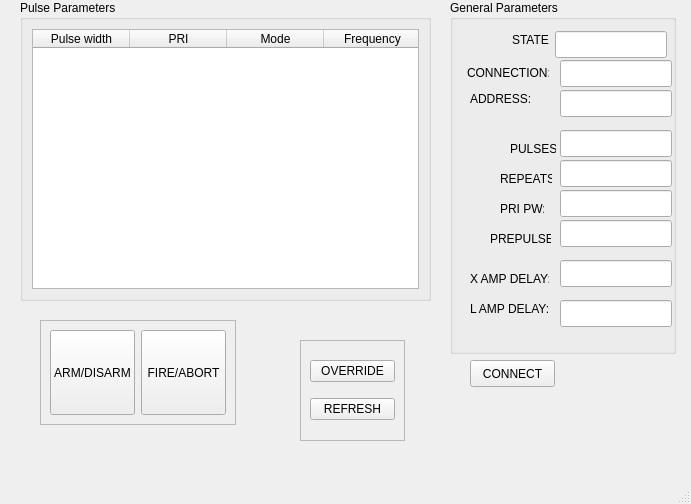
Before: the Qt Designer form controller_gui.ui in nextrad/tcu_software, drawn with Qt 5.
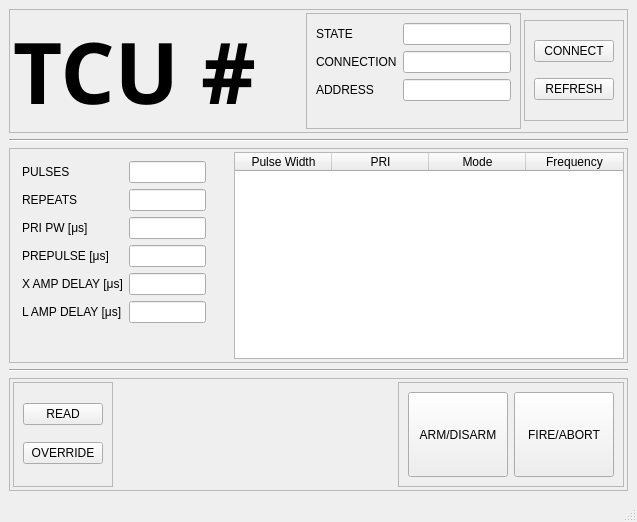
After: the same form once the commit is applied.

What changed in the file:
```diff
--- a/controller_gui.ui
+++ b/controller_gui.ui
@@ -6,282 +6,468 @@
    <rect>
     <x>0</x>
     <y>0</y>
-    <width>691</width>
-    <height>504</height>
+    <width>637</width>
+    <height>522</height>
    </rect>
   </property>
   <property name="windowTitle">
    <string>MainWindow</string>
   </property>
+  <property name="autoFillBackground">
+   <bool>false</bool>
+  </property>
   <widget class="QWidget" name="centralwidget">
-   <widget class="QGroupBox" name="groupBox">
-    <property name="geometry">
-     <rect>
-      <x>450</x>
-      <y>0</y>
-      <width>226</width>
-      <height>354</height>
-     </rect>
+   <layout class="QGridLayout" name="gridLayout_3">
+    <item row="4" column="0">
+     <widget class="QFrame" name="frame_6">
+      <property name="frameShape">
+       <enum>QFrame::StyledPanel</enum>
+      </property>
+      <property name="frameShadow">
+       <enum>QFrame::Raised</enum>
+      </property>
+      <layout class="QHBoxLayout" name="horizontalLayout_2">
+       <property name="spacing">
+        <number>3</number>
+       </property>
+       <property name="leftMargin">
+        <number>3</number>
+       </property>
+       <property name="topMargin">
+        <number>3</number>
+       </property>
+       <property name="rightMargin">
+        <number>3</number>
+       </property>
+       <property name="bottomMargin">
+        <number>3</number>
+       </property>
+       <item>
+        <widget class="QFrame" name="frame_5">
+         <property name="frameShape">
+          <enum>QFrame::StyledPanel</enum>
+         </property>
+         <property name="frameShadow">
+          <enum>QFrame::Raised</enum>
+         </property>
+         <layout class="QGridLayout" name="gridLayout_2">
+          <item row="0" column="0">
+           <widget class="QPushButton" name="but_read">
+            <property name="text">
+             <string>READ</string>
+            </property>
+           </widget>
+          </item>
+          <item row="1" column="0">
+           <widget class="QPushButton" name="but_override">
+            <property name="text">
+             <string>OVERRIDE</string>
+            </property>
+           </widget>
+          </item>
+         </layout>
+        </widget>
+       </item>
+       <item>
+        <spacer name="horizontalSpacer_2">
+         <property name="orientation">
+          <enum>Qt::Horizontal</enum>
+         </property>
+         <property name="sizeHint" stdset="0">
+          <size>
+           <width>271</width>
+           <height>20</height>
+          </size>
+         </property>
+        </spacer>
+       </item>
+       <item>
+        <widget class="QFrame" name="frame_2">
+         <property name="frameShape">
+          <enum>QFrame::StyledPanel</enum>
+         </property>
+         <property name="frameShadow">
+          <enum>QFrame::Raised</enum>
+         </property>
+         <layout class="QGridLayout" name="gridLayout">
+          <item row="0" column="0">
+           <widget class="QPushButton" name="but_arm_disarm">
+            <property name="sizePolicy">
+             <sizepolicy hsizetype="Fixed" vsizetype="Fixed">
+              <horstretch>0</horstretch>
+              <verstretch>0</verstretch>
+             </sizepolicy>
+            </property>
+            <property name="minimumSize">
+             <size>
+              <width>100</width>
+              <height>85</height>
+             </size>
     </property>
     <property name="maximumSize">
      <size>
-      <width>226</width>
+              <width>85</width>
       <height>16777215</height>
      </size>
     </property>
-    <property name="title">
-     <string>General Parameters</string>
-    </property>
+            <property name="text">
+             <string>ARM/DISARM</string>
+            </property>
+           </widget>
+          </item>
+          <item row="0" column="1">
+           <widget class="QPushButton" name="but_fire_abort">
+            <property name="sizePolicy">
+             <sizepolicy hsizetype="Fixed" vsizetype="Fixed">
+              <horstretch>0</horstretch>
+              <verstretch>0</verstretch>
+             </sizepolicy>
+            </property>
+            <property name="minimumSize">
+             <size>
+              <width>100</width>
+              <height>85</height>
+             </size>
+            </property>
+            <property name="autoFillBackground">
+             <bool>false</bool>
+            </property>
+            <property name="text">
+             <string>FIRE/ABORT</string>
+            </property>
+           </widget>
+          </item>
+         </layout>
+        </widget>
+       </item>
+      </layout>
+     </widget>
+    </item>
+    <item row="1" column="0">
+     <widget class="Line" name="line">
+      <property name="orientation">
+       <enum>Qt::Horizontal</enum>
+      </property>
+     </widget>
+    </item>
+    <item row="0" column="0">
+     <widget class="QFrame" name="frame_7">
+      <property name="frameShape">
+       <enum>QFrame::StyledPanel</enum>
+      </property>
+      <property name="frameShadow">
+       <enum>QFrame::Raised</enum>
+      </property>
+      <layout class="QHBoxLayout" name="horizontalLayout_3">
+       <property name="spacing">
+        <number>3</number>
+       </property>
+       <property name="leftMargin">
+        <number>3</number>
+       </property>
+       <property name="topMargin">
+        <number>3</number>
+       </property>
+       <property name="rightMargin">
+        <number>3</number>
+       </property>
+       <property name="bottomMargin">
+        <number>3</number>
+       </property>
+       <item>
+        <widget class="QLabel" name="label_2">
+         <property name="font">
+          <font>
+           <family>Courier 10 Pitch</family>
+           <pointsize>64</pointsize>
+           <weight>75</weight>
+           <bold>true</bold>
+          </font>
+         </property>
+         <property name="text">
+          <string>TCU #</string>
+         </property>
+        </widget>
+       </item>
+       <item>
+        <spacer name="horizontalSpacer_3">
+         <property name="orientation">
+          <enum>Qt::Horizontal</enum>
+         </property>
+         <property name="sizeHint" stdset="0">
+          <size>
+           <width>40</width>
+           <height>20</height>
+          </size>
+         </property>
+        </spacer>
+       </item>
+       <item>
+        <widget class="QFrame" name="frame_3">
+         <property name="frameShape">
+          <enum>QFrame::StyledPanel</enum>
+         </property>
+         <property name="frameShadow">
+          <enum>QFrame::Raised</enum>
+         </property>
+         <layout class="QFormLayout" name="formLayout_2">
+          <item row="0" column="0">
     <widget class="QLabel" name="label">
-     <property name="geometry">
-      <rect>
-       <x>62</x>
-       <y>31</y>
-       <width>37</width>
-       <height>17</height>
-      </rect>
-     </property>
      <property name="text">
-      <string>STATE:</string>
-     </property>
-    </widget>
+             <string>STATE</string>
+            </property>
+           </widget>
+          </item>
+          <item row="0" column="1">
     <widget class="QLineEdit" name="txt_state">
-     <property name="geometry">
-      <rect>
-       <x>105</x>
-       <y>31</y>
-       <width>112</width>
-       <height>27</height>
-      </rect>
-     </property>
      <property name="readOnly">
       <bool>true</bool>
      </property>
     </widget>
-    <widget class="QLabel" name="label_16">
-     <property name="geometry">
-      <rect>
-       <x>17</x>
-       <y>64</y>
-       <width>82</width>
-       <height>17</height>
-      </rect>
-     </property>
-     <property name="text">
-      <string>CONNECTION:</string>
-     </property>
-    </widget>
+          </item>
+          <item row="1" column="1">
     <widget class="QLineEdit" name="txt_connection">
-     <property name="geometry">
-      <rect>
-       <x>110</x>
-       <y>60</y>
-       <width>112</width>
-       <height>27</height>
-      </rect>
-     </property>
+            <property name="readOnly">
+             <bool>true</bool>
+            </property>
+           </widget>
+          </item>
+          <item row="2" column="0">
+           <widget class="QLabel" name="label_17">
+            <property name="text">
+             <string>ADDRESS</string>
+            </property>
+           </widget>
+          </item>
+          <item row="2" column="1">
+           <widget class="QLineEdit" name="txt_ipaddress">
      <property name="readOnly">
       <bool>true</bool>
      </property>
     </widget>
+          </item>
+          <item row="1" column="0">
+           <widget class="QLabel" name="label_16">
+            <property name="text">
+             <string>CONNECTION</string>
+            </property>
+           </widget>
+          </item>
+         </layout>
+        </widget>
+       </item>
+       <item>
+        <widget class="QFrame" name="frame">
+         <property name="maximumSize">
+          <size>
+           <width>105</width>
+           <height>101</height>
+          </size>
+         </property>
+         <property name="frameShape">
+          <enum>QFrame::StyledPanel</enum>
+         </property>
+         <property name="frameShadow">
+          <enum>QFrame::Raised</enum>
+         </property>
+         <layout class="QVBoxLayout" name="verticalLayout">
+          <item>
+           <widget class="QPushButton" name="but_connect">
+            <property name="text">
+             <string>CONNECT</string>
+            </property>
+           </widget>
+          </item>
+          <item>
+           <widget class="QPushButton" name="but_refresh">
+            <property name="text">
+             <string>REFRESH</string>
+            </property>
+           </widget>
+          </item>
+         </layout>
+        </widget>
+       </item>
+      </layout>
+     </widget>
+    </item>
+    <item row="2" column="0">
+     <widget class="QFrame" name="frame_4">
+      <property name="frameShape">
+       <enum>QFrame::StyledPanel</enum>
+      </property>
+      <property name="frameShadow">
+       <enum>QFrame::Raised</enum>
+      </property>
+      <layout class="QHBoxLayout" name="horizontalLayout">
+       <property name="spacing">
+        <number>3</number>
+       </property>
+       <property name="leftMargin">
+        <number>3</number>
+       </property>
+       <property name="topMargin">
+        <number>3</number>
+       </property>
+       <property name="rightMargin">
+        <number>3</number>
+       </property>
+       <property name="bottomMargin">
+        <number>3</number>
+       </property>
+       <item>
+        <widget class="QFrame" name="frame">
+         <property name="maximumSize">
+          <size>
+           <width>226</width>
+           <height>16777215</height>
+          </size>
+         </property>
+         <layout class="QFormLayout" name="formLayout">
+          <item row="0" column="0">
     <widget class="QLabel" name="label_4">
-     <property name="geometry">
-      <rect>
-       <x>60</x>
-       <y>140</y>
-       <width>46</width>
-       <height>17</height>
-      </rect>
-     </property>
      <property name="text">
-      <string>PULSES:</string>
-     </property>
-    </widget>
+             <string>PULSES</string>
+            </property>
+           </widget>
+          </item>
+          <item row="0" column="1">
     <widget class="QLineEdit" name="txt_pulses">
-     <property name="geometry">
-      <rect>
-       <x>110</x>
-       <y>130</y>
-       <width>112</width>
-       <height>27</height>
-      </rect>
+            <property name="minimumSize">
+             <size>
+              <width>55</width>
+              <height>0</height>
+             </size>
      </property>
      <property name="readOnly">
       <bool>true</bool>
      </property>
     </widget>
+          </item>
+          <item row="1" column="0">
     <widget class="QLabel" name="label_6">
-     <property name="geometry">
-      <rect>
-       <x>50</x>
-       <y>170</y>
-       <width>52</width>
-       <height>17</height>
-      </rect>
-     </property>
      <property name="text">
-      <string>REPEATS:</string>
-     </property>
-    </widget>
+             <string>REPEATS</string>
+            </property>
+           </widget>
+          </item>
+          <item row="1" column="1">
     <widget class="QLineEdit" name="txt_repeats">
-     <property name="geometry">
-      <rect>
-       <x>110</x>
-       <y>160</y>
-       <width>112</width>
-       <height>27</height>
-      </rect>
+            <property name="minimumSize">
+             <size>
+              <width>55</width>
+              <height>0</height>
+             </size>
      </property>
      <property name="readOnly">
       <bool>true</bool>
      </property>
     </widget>
+          </item>
+          <item row="2" column="0">
     <widget class="QLabel" name="label_8">
-     <property name="geometry">
-      <rect>
-       <x>50</x>
-       <y>200</y>
-       <width>44</width>
-       <height>17</height>
-      </rect>
-     </property>
      <property name="text">
-      <string>PRI PW:</string>
-     </property>
-    </widget>
+             <string>PRI PW [μs]</string>
+            </property>
+           </widget>
+          </item>
+          <item row="2" column="1">
     <widget class="QLineEdit" name="txt_pri_pw">
-     <property name="geometry">
-      <rect>
-       <x>110</x>
-       <y>190</y>
-       <width>112</width>
-       <height>27</height>
-      </rect>
+            <property name="minimumSize">
+             <size>
+              <width>55</width>
+              <height>0</height>
+             </size>
      </property>
      <property name="readOnly">
       <bool>true</bool>
      </property>
     </widget>
+          </item>
+          <item row="3" column="0">
     <widget class="QLabel" name="label_10">
-     <property name="geometry">
-      <rect>
-       <x>40</x>
-       <y>230</y>
-       <width>61</width>
-       <height>17</height>
-      </rect>
-     </property>
      <property name="text">
-      <string>PREPULSE:</string>
-     </property>
-    </widget>
+             <string>PREPULSE [μs]</string>
+            </property>
+           </widget>
+          </item>
+          <item row="3" column="1">
     <widget class="QLineEdit" name="txt_prepulse">
-     <property name="geometry">
-      <rect>
-       <x>110</x>
-       <y>220</y>
-       <width>112</width>
-       <height>27</height>
-      </rect>
+            <property name="minimumSize">
+             <size>
+              <width>55</width>
+              <height>0</height>
+             </size>
      </property>
      <property name="readOnly">
       <bool>true</bool>
      </property>
     </widget>
+          </item>
+          <item row="4" column="0">
     <widget class="QLabel" name="label_12">
-     <property name="geometry">
-      <rect>
-       <x>20</x>
-       <y>270</y>
-       <width>79</width>
-       <height>17</height>
-      </rect>
-     </property>
      <property name="text">
-      <string>X AMP DELAY:</string>
-     </property>
-    </widget>
+             <string>X AMP DELAY [μs]</string>
+            </property>
+           </widget>
+          </item>
+          <item row="4" column="1">
     <widget class="QLineEdit" name="txt_x_amp_delay">
-     <property name="geometry">
-      <rect>
-       <x>110</x>
-       <y>260</y>
-       <width>112</width>
-       <height>27</height>
-      </rect>
+            <property name="minimumSize">
+             <size>
+              <width>55</width>
+              <height>0</height>
+             </size>
      </property>
      <property name="readOnly">
       <bool>true</bool>
      </property>
     </widget>
-    <widget class="QLineEdit" name="txt_l_amp_delay">
-     <property name="geometry">
-      <rect>
-       <x>110</x>
-       <y>300</y>
-       <width>112</width>
-       <height>27</height>
-      </rect>
-     </property>
-     <property name="readOnly">
-      <bool>true</bool>
-     </property>
-    </widget>
+          </item>
+          <item row="5" column="0">
     <widget class="QLabel" name="label_14">
-     <property name="geometry">
-      <rect>
-       <x>20</x>
-       <y>300</y>
-       <width>78</width>
-       <height>17</height>
-      </rect>
-     </property>
      <property name="text">
-      <string>L AMP DELAY:</string>
-     </property>
-    </widget>
-    <widget class="QLineEdit" name="txt_ipaddress">
-     <property name="geometry">
-      <rect>
-       <x>110</x>
-       <y>90</y>
-       <width>112</width>
-       <height>27</height>
-      </rect>
+             <string>L AMP DELAY [μs]</string>
+            </property>
+           </widget>
+          </item>
+          <item row="5" column="1">
+           <widget class="QLineEdit" name="txt_l_amp_delay">
+            <property name="minimumSize">
+             <size>
+              <width>55</width>
+              <height>0</height>
+             </size>
      </property>
      <property name="readOnly">
       <bool>true</bool>
      </property>
     </widget>
-    <widget class="QLabel" name="label_17">
-     <property name="geometry">
-      <rect>
-       <x>20</x>
-       <y>90</y>
-       <width>82</width>
-       <height>17</height>
-      </rect>
-     </property>
-     <property name="text">
-      <string>ADDRESS:</string>
-     </property>
-    </widget>
-   </widget>
-   <widget class="QGroupBox" name="groupBox_2">
-    <property name="geometry">
-     <rect>
-      <x>20</x>
-      <y>0</y>
-      <width>411</width>
-      <height>301</height>
-     </rect>
-    </property>
-    <property name="title">
-     <string>Pulse Parameters</string>
-    </property>
-    <layout class="QHBoxLayout" name="horizontalLayout">
+          </item>
+         </layout>
+        </widget>
+       </item>
+       <item>
+        <spacer name="horizontalSpacer">
+         <property name="orientation">
+          <enum>Qt::Horizontal</enum>
+         </property>
+         <property name="sizeHint" stdset="0">
+          <size>
+           <width>40</width>
+           <height>20</height>
+          </size>
+         </property>
+        </spacer>
+       </item>
      <item>
       <widget class="QTableWidget" name="table_pulse_params">
+         <property name="minimumSize">
+          <size>
+           <width>390</width>
+           <height>0</height>
+          </size>
+         </property>
        <property name="horizontalScrollBarPolicy">
         <enum>Qt::ScrollBarAlwaysOff</enum>
        </property>
@@ -302,7 +488,7 @@
        </attribute>
        <column>
         <property name="text">
-         <string>Pulse width</string>
+           <string>Pulse Width</string>
         </property>
        </column>
        <column>
@@ -324,144 +510,15 @@
      </item>
     </layout>
    </widget>
-   <widget class="QFrame" name="frame">
-    <property name="geometry">
-     <rect>
-      <x>300</x>
-      <y>340</y>
-      <width>105</width>
-      <height>101</height>
-     </rect>
-    </property>
-    <property name="maximumSize">
-     <size>
-      <width>105</width>
-      <height>101</height>
-     </size>
-    </property>
-    <property name="frameShape">
-     <enum>QFrame::StyledPanel</enum>
-    </property>
-    <property name="frameShadow">
-     <enum>QFrame::Raised</enum>
-    </property>
-    <layout class="QVBoxLayout" name="verticalLayout">
-     <item>
-      <widget class="QPushButton" name="but_override">
-       <property name="text">
-        <string>OVERRIDE</string>
-       </property>
-      </widget>
-     </item>
-     <item>
-      <widget class="QPushButton" name="but_refresh">
-       <property name="text">
-        <string>REFRESH</string>
+    </item>
+    <item row="3" column="0">
+     <widget class="Line" name="line_2">
+      <property name="orientation">
+       <enum>Qt::Horizontal</enum>
        </property>
       </widget>
      </item>
     </layout>
-   </widget>
-   <widget class="QFrame" name="frame_2">
-    <property name="geometry">
-     <rect>
-      <x>40</x>
-      <y>320</y>
-      <width>196</width>
-      <height>105</height>
-     </rect>
-    </property>
-    <property name="sizePolicy">
-     <sizepolicy hsizetype="Fixed" vsizetype="Fixed">
-      <horstretch>0</horstretch>
-      <verstretch>0</verstretch>
-     </sizepolicy>
-    </property>
-    <property name="maximumSize">
-     <size>
-      <width>196</width>
-      <height>105</height>
-     </size>
-    </property>
-    <property name="frameShape">
-     <enum>QFrame::StyledPanel</enum>
-    </property>
-    <property name="frameShadow">
-     <enum>QFrame::Raised</enum>
-    </property>
-    <layout class="QGridLayout" name="gridLayout">
-     <item row="0" column="2">
-      <widget class="QPushButton" name="but_fire_abort">
-       <property name="sizePolicy">
-        <sizepolicy hsizetype="Fixed" vsizetype="Fixed">
-         <horstretch>0</horstretch>
-         <verstretch>0</verstretch>
-        </sizepolicy>
-       </property>
-       <property name="minimumSize">
-        <size>
-         <width>85</width>
-         <height>85</height>
-        </size>
-       </property>
-       <property name="autoFillBackground">
-        <bool>false</bool>
-       </property>
-       <property name="text">
-        <string>FIRE/ABORT</string>
-       </property>
-      </widget>
-     </item>
-     <item row="0" column="1">
-      <widget class="QPushButton" name="but_arm_disarm">
-       <property name="sizePolicy">
-        <sizepolicy hsizetype="Fixed" vsizetype="Fixed">
-         <horstretch>0</horstretch>
-         <verstretch>0</verstretch>
-        </sizepolicy>
-       </property>
-       <property name="minimumSize">
-        <size>
-         <width>85</width>
-         <height>85</height>
-        </size>
-       </property>
-       <property name="maximumSize">
-        <size>
-         <width>85</width>
-         <height>16777215</height>
-        </size>
-       </property>
-       <property name="text">
-        <string>ARM/DISARM</string>
-       </property>
-      </widget>
-     </item>
-    </layout>
-   </widget>
-   <widget class="QPushButton" name="but_connect">
-    <property name="geometry">
-     <rect>
-      <x>470</x>
-      <y>360</y>
-      <width>85</width>
-      <height>27</height>
-     </rect>
-    </property>
-    <property name="text">
-     <string>CONNECT</string>
-    </property>
-   </widget>
-  </widget>
-  <widget class="QMenuBar" name="menubar">
-   <property name="geometry">
-    <rect>
-     <x>0</x>
-     <y>0</y>
-     <width>691</width>
-     <height>27</height>
-    </rect>
-   </property>
   </widget>
   <widget class="QStatusBar" name="statusbar"/>
  </widget>
```
Lines whose indentation alone changed are shown as unchanged.
